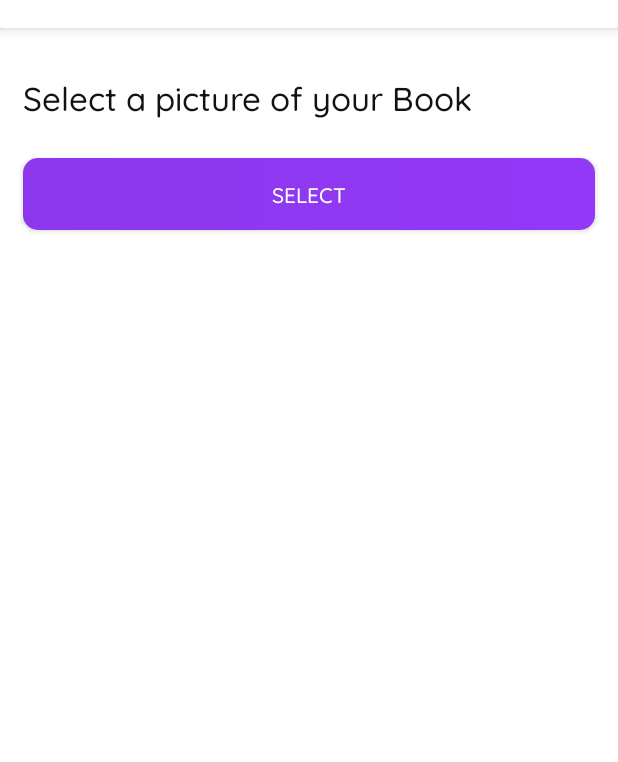
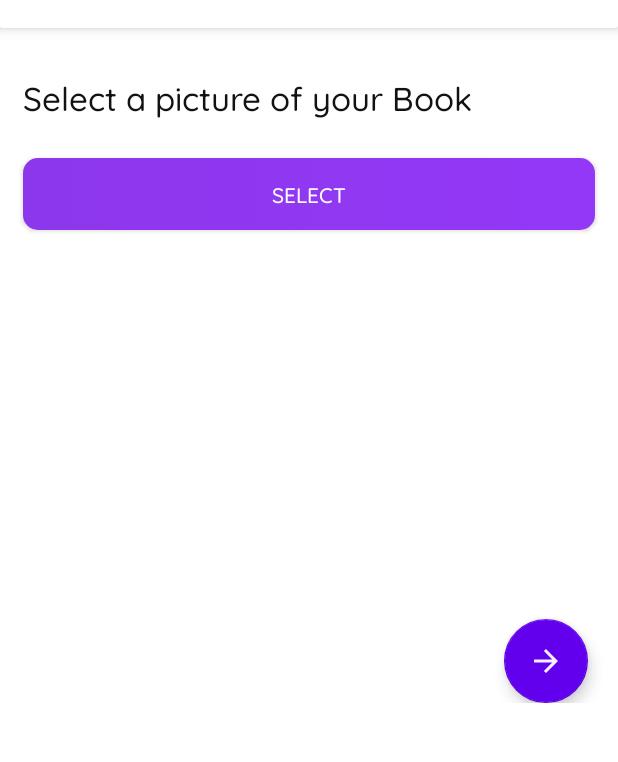
Before and after one commit to rishidholkheria/BooxMate-Android, an Android app: the fragment BookImages placed in its activity, on a phone screen of 412 x 824 dp, the part 92-854 px from its top. Run offline under Robolectric (Android 15) with nearby library versions, the light colour scheme and no system bars; our stand-ins replace Firebase (no records; nobody signed in at launch, a user with empty details on screens opened directly).

Commit message:
Sell Details Frag - Passing Data (Incomplete)

```diff
--- a/app/src/main/java/com/booxapp/MyInterfaces.kt
+++ b/app/src/main/java/com/booxapp/MyInterfaces.kt
@@ -3,5 +3,5 @@ package com.booxapp
 import com.booxapp.model.BookModel
 
 interface ShareData {
-    fun passingData(choice: Int, bookModel1: BookModel);
+    fun passingData(choice: Int, bookModel1: BookModel?);
 }
--- a/app/src/main/java/com/booxapp/Purchase/BookDetails.kt
+++ b/app/src/main/java/com/booxapp/Purchase/BookDetails.kt
@@ -15,16 +15,18 @@ import com.google.firebase.database.DatabaseReference
 import com.google.firebase.database.FirebaseDatabase
 
 class BookDetails : AppCompatActivity() {
+
     var bottomSheetDialog: BottomSheetDialog? = null
     private var mBottomSheetBehavior: BottomSheetBehavior<*>? = null
     private var mTextViewState: TextView? = null
     private val user = FirebaseAuth.getInstance().currentUser
     private var request_refrence: DatabaseReference? = null
     private var current_bookid: String? = null
+
     override fun onCreate(savedInstanceState: Bundle?) {
         super.onCreate(savedInstanceState)
         setContentView(R.layout.activity_book_details)
-        val t = findViewById<TextView>(R.id.title1)
+//        val t = findViewById<TextView>(R.id.title1)
         val img = findViewById<ImageView>(R.id.imageView)
         val purchase_request = findViewById<View>(R.id.request) as Button
         val bottomSheet = findViewById<View>(R.id.bottom_sheet)
@@ -33,7 +35,7 @@ class BookDetails : AppCompatActivity() {
         val c = intent.getStringExtra("bctgry")
         current_bookid = intent.getStringExtra("book_id")
         Glide.with(this).load(b).into(img)
-        t.text = a
+//        t.text = a
         mBottomSheetBehavior = BottomSheetBehavior.from(bottomSheet)
         mTextViewState = findViewById(R.id.text_view_state)
         mBottomSheetBehavior!!.setBottomSheetCallback(object : BottomSheetCallback() {
--- a/app/src/main/java/com/booxapp/Sell/PublishDetails.kt
+++ b/app/src/main/java/com/booxapp/Sell/PublishDetailsFragment.kt
@@ -1,23 +1,30 @@
 package com.booxapp.Sell
 
-import android.content.Intent
+import android.app.Activity
+import android.content.Context
 import android.os.Bundle
 import android.view.LayoutInflater
 import android.view.View
 import android.view.ViewGroup
 import android.widget.Toast
 import androidx.fragment.app.Fragment
-import com.booxapp.Constants
-import com.booxapp.SellDetails
 import com.booxapp.ShareData
 import com.booxapp.databinding.FragmentPublishDetailsBinding
 import com.booxapp.model.BookModel
-import com.google.firebase.database.DatabaseReference
-import com.google.firebase.database.FirebaseDatabase
+
 
 class PublishDetails : Fragment() {
     lateinit var binding: FragmentPublishDetailsBinding
     lateinit var shareData: ShareData
+
+    override fun onAttach(context: Context) {
+        super.onAttach(context)
+        try {
+            shareData = activity as ShareData
+        } catch (e: ClassCastException) {
+            throw ClassCastException("$activity must implement ShareData")
+        }
+    }
 
     override fun onCreateView(
         inflater: LayoutInflater, container: ViewGroup?,
@@ -32,10 +39,17 @@ class PublishDetails : Fragment() {
             val sbook_mrp = binding.mrp!!.text.toString()
             val sbook_op = binding.offeredPrice!!.text.toString()
             val sbook_loc = binding.location!!.text.toString()
-            if (isDataValid(sbook_name) && isDataValid(sbook_desc) && isDataValid(sbook_ctgry) && isDataValid(sbook_mrp) && isDataValid(sbook_op) && isDataValid(sbook_loc)) {
-                shareData.passingData(1, BookModel(sbook_name, sbook_loc, sbook_mrp, sbook_op, sbook_ctgry, sbook_desc))
+
+            if (isDataValid(sbook_name) && isDataValid(sbook_desc) && isDataValid(sbook_ctgry) && isDataValid(
+                    sbook_mrp
+                ) && isDataValid(sbook_op) && isDataValid(sbook_loc)
+            ) {
+                shareData.passingData(
+                    1,
+                    BookModel(sbook_name, sbook_loc, sbook_mrp, sbook_op, sbook_ctgry, sbook_desc)
+                )
             } else {
-                Toast.makeText(activity,"incomplete",Toast.LENGTH_SHORT).show()
+                Toast.makeText(activity, "incomplete", Toast.LENGTH_SHORT).show()
             }
         })
 
@@ -50,5 +64,4 @@ class PublishDetails : Fragment() {
         return true
     }
 
-
 }
--- a/app/src/main/java/com/booxapp/Sell/SellBookDetails.kt
+++ b/app/src/main/java/com/booxapp/Sell/SellBookDetails.kt
@@ -7,15 +7,16 @@ import android.view.View
 import android.widget.ImageButton
 import android.widget.Toast
 import androidx.appcompat.app.AppCompatActivity
+import com.booxapp.databinding.ActivityBookDetailsBinding
 import com.booxapp.databinding.SellBookDetailsBinding
 
 class SellBookDetails : AppCompatActivity() {
 
-    lateinit var binding: SellBookDetailsBinding
+    lateinit var binding: ActivityBookDetailsBinding
 
     override fun onCreate(savedInstanceState: Bundle?) {
         super.onCreate(savedInstanceState)
-        binding = SellBookDetailsBinding.inflate(layoutInflater)
+        binding = ActivityBookDetailsBinding.inflate(layoutInflater)
         setContentView(binding.root)
 
         val bundle = intent.extras
--- a/app/src/main/java/com/booxapp/Sell/SellDetails.kt
+++ b/app/src/main/java/com/booxapp/Sell/SellDetails.kt
@@ -5,6 +5,7 @@ import android.widget.Toast
 import androidx.appcompat.app.AppCompatActivity
 import androidx.fragment.app.Fragment
 import com.booxapp.Sell.BookImages
+import com.booxapp.Sell.ConfirmPublishFragment
 import com.booxapp.Sell.PublishDetails
 import com.booxapp.databinding.ActivitySellDetailsBinding
 import com.booxapp.model.BookModel
@@ -45,10 +46,6 @@ class SellDetails : AppCompatActivity(), ShareData {
 //            }
 //        })
 
-        object : ShareData {
-            override fun passingData(choice: Int, bookModel1: BookModel) {
-            }
-        }
     }
 
     private fun replaceFragment(fragment: Fragment) {
@@ -58,11 +55,14 @@ class SellDetails : AppCompatActivity(), ShareData {
         fragmentTransaction.commit()
     }
 
-
-    override fun passingData(choice: Int, bookModel1: BookModel) {
+    override fun passingData(choice: Int, bookModel1: BookModel?) {
+        var bookmodel1Var: BookModel
         if (choice == 1) {
+            bookmodel1Var = bookModel1!!
             Toast.makeText(applicationContext, "I was here", Toast.LENGTH_SHORT).show()
             replaceFragment(BookImages())
+        } else if(choice == 2){
+            replaceFragment(ConfirmPublishFragment())
         }
     }
 
--- a/app/src/main/java/com/booxapp/SignIn.kt
+++ b/app/src/main/java/com/booxapp/SignIn.kt
@@ -19,6 +19,7 @@ class SignIn : AppCompatActivity() {
     var sipassword: EditText? = null
     var mFirebaseAuth: FirebaseAuth? = null
     private val mAuthStateListener: AuthStateListener? = null
+
     override fun onCreate(savedInstanceState: Bundle?) {
         super.onCreate(savedInstanceState)
         setContentView(R.layout.activity_sign_in)
--- a/app/src/main/res/layout/activity_confirm_post.xml
+++ b/app/src/main/res/layout/activity_confirm_post.xml
@@ -5,7 +5,7 @@
     android:layout_width="match_parent"
     android:layout_height="match_parent"
     android:orientation="vertical"
-    tools:context=".ConfirmPost">
+    tools:context=".Sell.ConfirmPublishFragment">
 
     <androidx.cardview.widget.CardView
         android:layout_width="match_parent"
--- a/app/src/main/res/layout/activity_sell_details.xml
+++ b/app/src/main/res/layout/activity_sell_details.xml
@@ -45,11 +45,6 @@
             android:layout_height="match_parent"
             android:orientation="vertical">
 
-<!--            <androidx.fragment.app.FragmentContainerView-->
-<!--                android:id="@+id/publish_fragments_container"-->
-<!--                android:layout_width="match_parent"-->
-<!--                android:layout_height="match_parent" />-->
-
             <androidx.fragment.app.FragmentContainerView
                 android:id="@+id/publish_fragments_container"
                 android:layout_width="match_parent"
--- a/app/src/main/res/layout/fragment_book_images.xml
+++ b/app/src/main/res/layout/fragment_book_images.xml
@@ -1,5 +1,5 @@
 <?xml version="1.0" encoding="utf-8"?>
-<FrameLayout xmlns:android="http://schemas.android.com/apk/res/android"
+<RelativeLayout xmlns:android="http://schemas.android.com/apk/res/android"
     xmlns:tools="http://schemas.android.com/tools"
     android:layout_width="match_parent"
     android:layout_height="match_parent"
@@ -7,8 +7,7 @@
 
     <ScrollView
         android:layout_width="match_parent"
-        android:layout_height="match_parent"
-        android:layout_below="@+id/navbar">
+        android:layout_height="match_parent">
 
         <LinearLayout
             android:layout_width="match_parent"
@@ -46,5 +45,15 @@
 
     </ScrollView>
 
+    <com.google.android.material.floatingactionbutton.FloatingActionButton
+        android:id="@+id/confirm_publish_fab"
+        android:layout_width="wrap_content"
+        android:layout_height="wrap_content"
+        android:layout_alignParentRight="true"
+        android:layout_alignParentBottom="true"
+        android:layout_margin="20dp"
+        android:clickable="true"
+        android:focusable="true"
+        android:src="@drawable/ic_arrow_forward_black_24dp" />
 
-</FrameLayout>
+</RelativeLayout>
```
Also changed, not shown: app/src/main/java/com/booxapp/Sell/BookImagesFragment.kt (renamed from app/src/main/java/com/booxapp/Sell/BookImages.kt, +34 -6 lines), app/src/main/java/com/booxapp/Sell/ConfirmPublishFragment.kt (added, +37 -0 lines), app/src/main/res/layout/activity_book_details.xml (+11 -14 lines), app/src/main/res/layout/fragment_confirm_publish.xml (added, +14 -0 lines).
